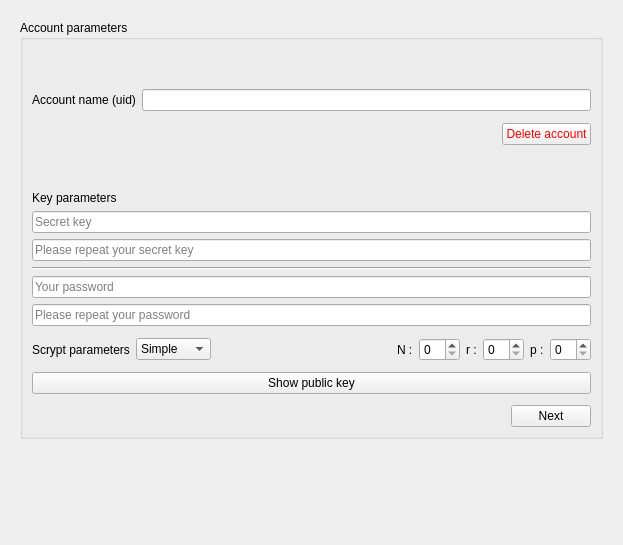
Above: src/sakia/gui/dialogs/connection_cfg/connection_cfg.ui from duniter/sakia before the change. Below: the same form after it.
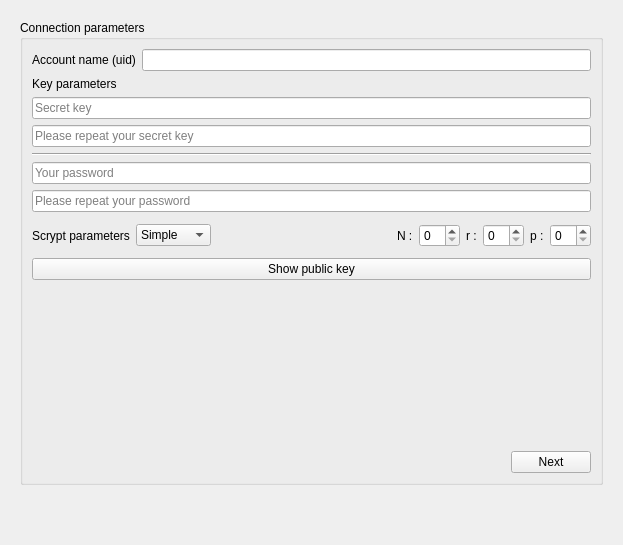
That is the form after the change. The open tabs and pages were chosen to show the change. Icons and pictures are not drawn.

Commit message: Diverse fixes in connection ui

Diff of the .ui file:
```diff
--- a/src/sakia/gui/dialogs/connection_cfg/connection_cfg.ui
+++ b/src/sakia/gui/dialogs/connection_cfg/connection_cfg.ui
@@ -32,7 +32,7 @@
          <item>
           <widget class="QPushButton" name="button_register">
            <property name="text">
-            <string>Register a new account</string>
+            <string>Register a new identity</string>
            </property>
            <property name="icon">
             <iconset resource="../../../../../res/icons/icons.qrc">
@@ -49,7 +49,7 @@
          <item>
           <widget class="QPushButton" name="button_connect">
            <property name="text">
-            <string>Connect with an existing account</string>
+            <string>Connect with an existing identity</string>
            </property>
            <property name="icon">
             <iconset resource="../../../../../res/icons/icons.qrc">
@@ -102,22 +102,9 @@
        <item>
         <widget class="QGroupBox" name="groupBox">
          <property name="title">
-          <string>Account parameters</string>
+          <string>Connection parameters</string>
          </property>
          <layout class="QVBoxLayout" name="verticalLayout_2">
-          <item>
-           <spacer name="verticalSpacer_3">
-            <property name="orientation">
-             <enum>Qt::Vertical</enum>
-            </property>
-            <property name="sizeHint" stdset="0">
-             <size>
-              <width>20</width>
-              <height>40</height>
-             </size>
-            </property>
-           </spacer>
-          </item>
           <item>
            <layout class="QHBoxLayout" name="horizontalLayout">
             <item>
@@ -132,49 +119,6 @@
             </item>
            </layout>
           </item>
-          <item>
-           <layout class="QHBoxLayout" name="horizontalLayout_8">
-            <property name="topMargin">
-             <number>6</number>
-            </property>
-            <item>
-             <spacer name="horizontalSpacer_2">
-              <property name="orientation">
-               <enum>Qt::Horizontal</enum>
-              </property>
-              <property name="sizeHint" stdset="0">
-               <size>
-                <width>40</width>
-                <height>20</height>
-               </size>
-              </property>
-             </spacer>
-            </item>
-            <item>
-             <widget class="QPushButton" name="button_delete">
-              <property name="styleSheet">
-               <string notr="true">color: rgb(255, 0, 0);</string>
-              </property>
-              <property name="text">
-               <string>Delete account</string>
-              </property>
-             </widget>
-            </item>
-           </layout>
-          </item>
-          <item>
-           <spacer name="verticalSpacer_4">
-            <property name="orientation">
-             <enum>Qt::Vertical</enum>
-            </property>
-            <property name="sizeHint" stdset="0">
-             <size>
-              <width>20</width>
-              <height>40</height>
-             </size>
-            </property>
-           </spacer>
-          </item>
           <item>
            <layout class="QVBoxLayout" name="verticalLayout_6">
             <item>
@@ -356,6 +300,19 @@
             </item>
            </layout>
           </item>
+          <item>
+           <spacer name="verticalSpacer">
+            <property name="orientation">
+             <enum>Qt::Vertical</enum>
+            </property>
+            <property name="sizeHint" stdset="0">
+             <size>
+              <width>20</width>
+              <height>40</height>
+             </size>
+            </property>
+           </spacer>
+          </item>
           <item>
            <layout class="QHBoxLayout" name="horizontalLayout_4">
             <property name="topMargin">
@@ -404,19 +361,6 @@
      </widget>
     </widget>
    </item>
-   <item>
-    <spacer name="verticalSpacer">
-     <property name="orientation">
-      <enum>Qt::Vertical</enum>
-     </property>
-     <property name="sizeHint" stdset="0">
-      <size>
-       <width>20</width>
-       <height>40</height>
-      </size>
-     </property>
-    </spacer>
-   </item>
    <item>
     <widget class="QLabel" name="label_currency">
      <property name="text">
```
The commit also changes 2 other files.
